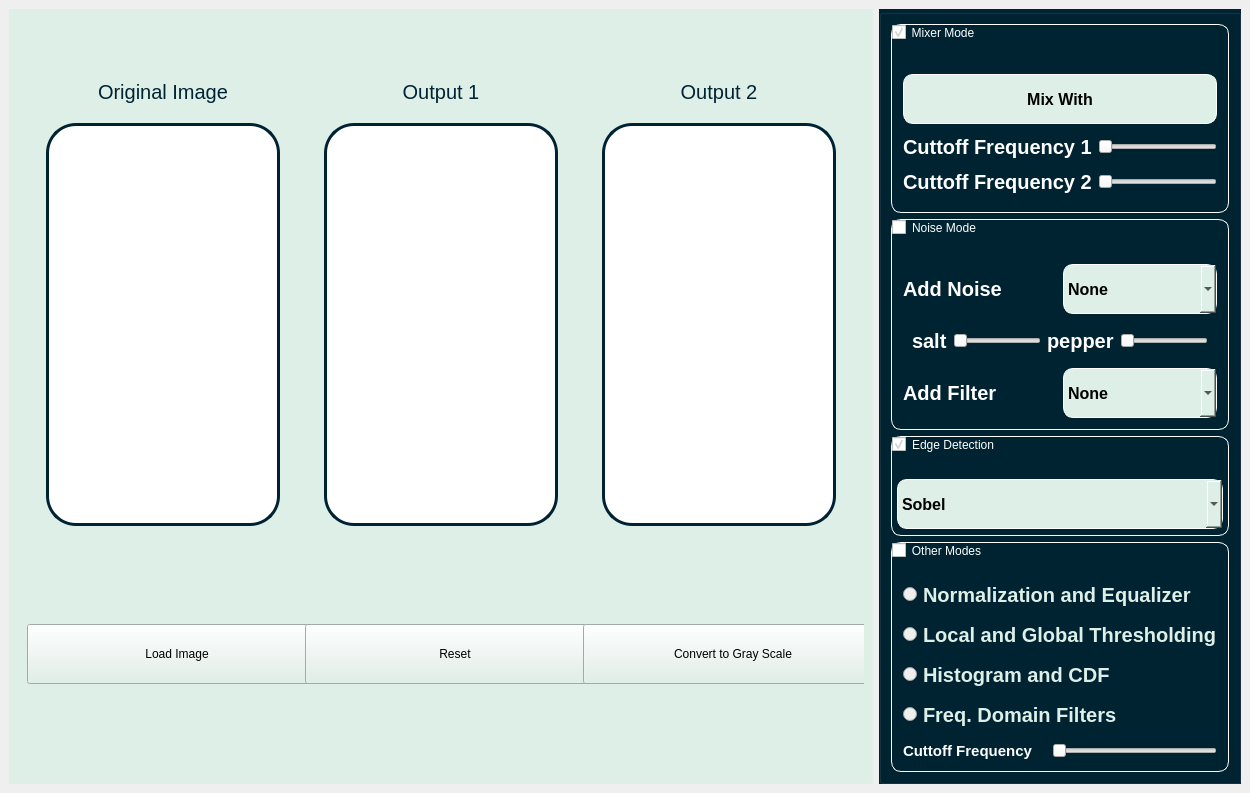
Qt form design.ui (salahmohamed03/Image-filter) before a commit.
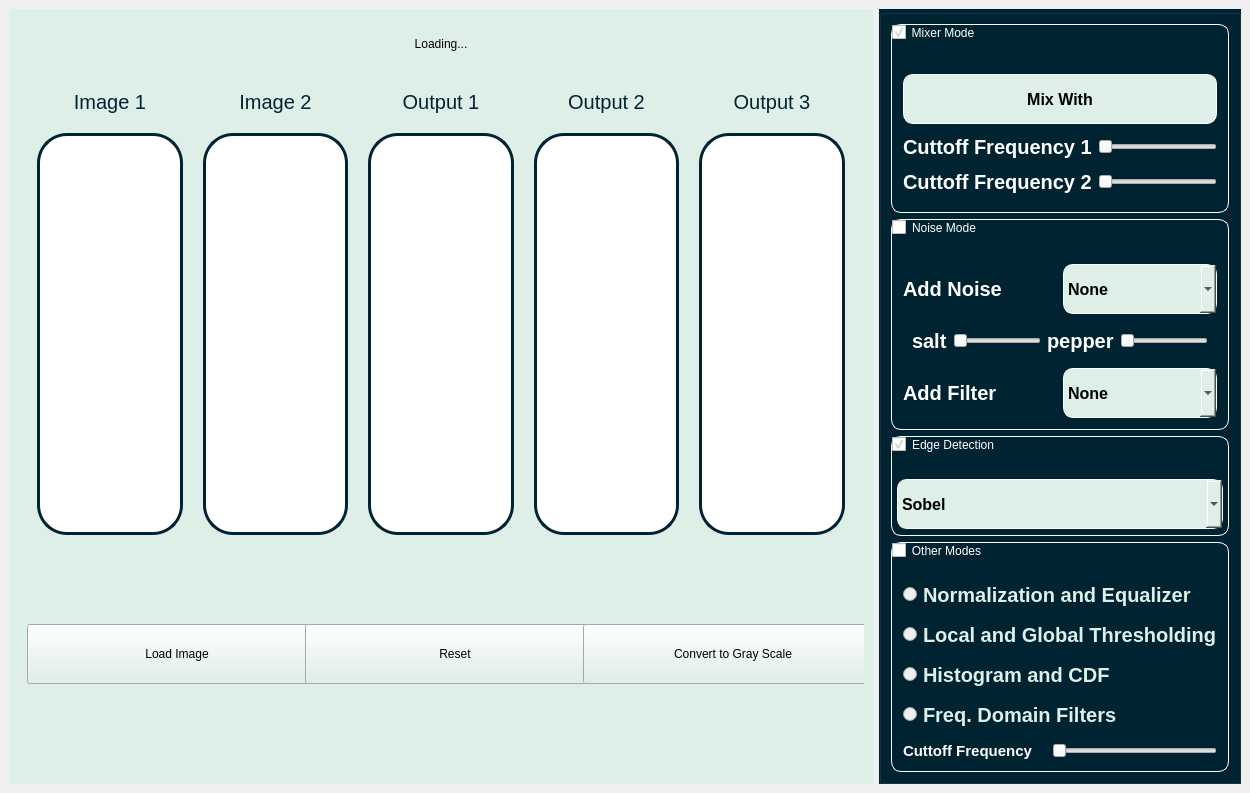
The same form after that commit.

Patch:
```diff
--- a/design.ui
+++ b/design.ui
@@ -40,20 +40,86 @@
       </property>
       <layout class="QVBoxLayout" name="mainVerticalLayout">
        <property name="spacing">
-        <number>50</number>
+        <number>0</number>
        </property>
        <property name="topMargin">
-        <number>50</number>
+        <number>10</number>
        </property>
        <property name="bottomMargin">
         <number>80</number>
        </property>
+       <item>
+        <widget class="QWidget" name="LoadingWidget" native="true">
+         <property name="minimumSize">
+          <size>
+           <width>50</width>
+           <height>50</height>
+          </size>
+         </property>
+         <property name="maximumSize">
+          <size>
+           <width>16777215</width>
+           <height>50</height>
+          </size>
+         </property>
+         <layout class="QHBoxLayout" name="horizontalLayout_2">
+          <property name="spacing">
+           <number>0</number>
+          </property>
+          <property name="topMargin">
+           <number>0</number>
+          </property>
+          <property name="bottomMargin">
+           <number>0</number>
+          </property>
+          <item>
+           <widget class="QLabel" name="label_4">
+            <property name="text">
+             <string/>
+            </property>
+           </widget>
+          </item>
+          <item>
+           <widget class="QLabel" name="LoadingLabel">
+            <property name="styleSheet">
+             <string notr="true">font: 16pt &quot;MS Shell Dlg 2&quot;;</string>
+            </property>
+            <property name="text">
+             <string>Loading...</string>
+            </property>
+            <property name="alignment">
+             <set>Qt::AlignCenter</set>
+            </property>
+           </widget>
+          </item>
+          <item>
+           <widget class="QLabel" name="label_3">
+            <property name="text">
+             <string/>
+            </property>
+           </widget>
+          </item>
+         </layout>
+        </widget>
+       </item>
        <item>
         <widget class="QWidget" name="imageDisplayContainer" native="true">
          <layout class="QHBoxLayout" name="horizontalLayout_9">
+          <property name="spacing">
+           <number>0</number>
+          </property>
+          <property name="bottomMargin">
+           <number>50</number>
+          </property>
           <item>
            <widget class="QWidget" name="originalwidget" native="true">
             <layout class="QVBoxLayout" name="verticalLayout_6">
+             <property name="leftMargin">
+              <number>0</number>
+             </property>
+             <property name="rightMargin">
+              <number>0</number>
+             </property>
              <item>
               <widget class="QLabel" name="originalImageLabel">
                <property name="maximumSize">
@@ -68,7 +134,7 @@
 </string>
                </property>
                <property name="text">
-                <string>Original Image</string>
+                <string>Image 1</string>
                </property>
                <property name="alignment">
                 <set>Qt::AlignCenter</set>
@@ -96,8 +162,62 @@
           <item>
            <widget class="QWidget" name="out1widget" native="true">
             <layout class="QVBoxLayout" name="verticalLayout_7">
+             <property name="leftMargin">
+              <number>0</number>
+             </property>
+             <property name="rightMargin">
+              <number>0</number>
+             </property>
              <item>
-              <widget class="QLabel" name="outputOneLabel">
+              <widget class="QLabel" name="OriginalImage2Text">
+               <property name="maximumSize">
+                <size>
+                 <width>16777215</width>
+                 <height>30</height>
+                </size>
+               </property>
+               <property name="styleSheet">
+                <string notr="true">color:#002333;
+font-size:20px;
+</string>
+               </property>
+               <property name="text">
+                <string>Image 2</string>
+               </property>
+               <property name="alignment">
+                <set>Qt::AlignCenter</set>
+               </property>
+              </widget>
+             </item>
+             <item>
+              <widget class="QLabel" name="OriginalImage2Label">
+               <property name="styleSheet">
+                <string notr="true">background-color: white;
+border-radius: 30px;
+border: 3px solid #002333;
+margin: 10px;  
+padding: 15px; 
+</string>
+               </property>
+               <property name="text">
+                <string/>
+               </property>
+              </widget>
+             </item>
+            </layout>
+           </widget>
+          </item>
+          <item>
+           <widget class="QWidget" name="Out1Widget" native="true">
+            <layout class="QVBoxLayout" name="verticalLayout_8">
+             <property name="leftMargin">
+              <number>0</number>
+             </property>
+             <property name="rightMargin">
+              <number>0</number>
+             </property>
+             <item>
+              <widget class="QLabel" name="OutputImage1Text">
                <property name="maximumSize">
                 <size>
                  <width>16777215</width>
@@ -136,10 +256,16 @@
            </widget>
           </item>
           <item>
-           <widget class="QWidget" name="out2widget" native="true">
-            <layout class="QVBoxLayout" name="verticalLayout_8">
+           <widget class="QWidget" name="Out2Widget" native="true">
+            <layout class="QVBoxLayout" name="verticalLayout_9">
+             <property name="leftMargin">
+              <number>0</number>
+             </property>
+             <property name="rightMargin">
+              <number>0</number>
+             </property>
              <item>
-              <widget class="QLabel" name="outputTwoLabel">
+              <widget class="QLabel" name="OutputImage2Text">
                <property name="maximumSize">
                 <size>
                  <width>16777215</width>
@@ -177,6 +303,54 @@
             </layout>
            </widget>
           </item>
+          <item>
+           <widget class="QWidget" name="Out3Widget" native="true">
+            <layout class="QVBoxLayout" name="verticalLayout_10">
+             <property name="leftMargin">
+              <number>0</number>
+             </property>
+             <property name="rightMargin">
+              <number>0</number>
+             </property>
+             <item>
+              <widget class="QLabel" name="OutputImage3Text">
+               <property name="maximumSize">
+                <size>
+                 <width>16777215</width>
+                 <height>30</height>
+                </size>
+               </property>
+               <property name="styleSheet">
+                <string notr="true">color:#002333;
+font-size:20px;
+</string>
+               </property>
+               <property name="text">
+                <string>Output 3</string>
+               </property>
+               <property name="alignment">
+                <set>Qt::AlignCenter</set>
+               </property>
+              </widget>
+             </item>
+             <item>
+              <widget class="QLabel" name="OutputImage3Label">
+               <property name="styleSheet">
+                <string notr="true">background-color: white;
+border-radius: 30px;
+border: 3px solid #002333;
+margin: 10px;  
+padding: 15px; 
+</string>
+               </property>
+               <property name="text">
+                <string/>
+               </property>
+              </widget>
+             </item>
+            </layout>
+           </widget>
+          </item>
          </layout>
         </widget>
        </item>
```
Left out of the diff: 12 changed lines with no effect on the pictures.
